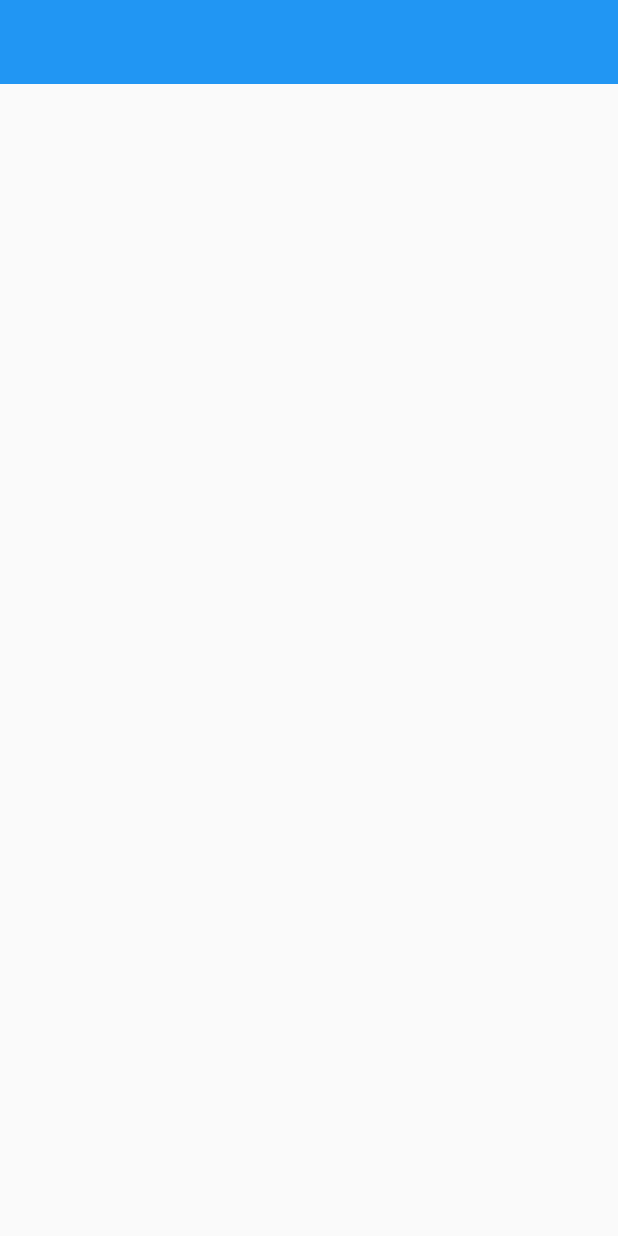
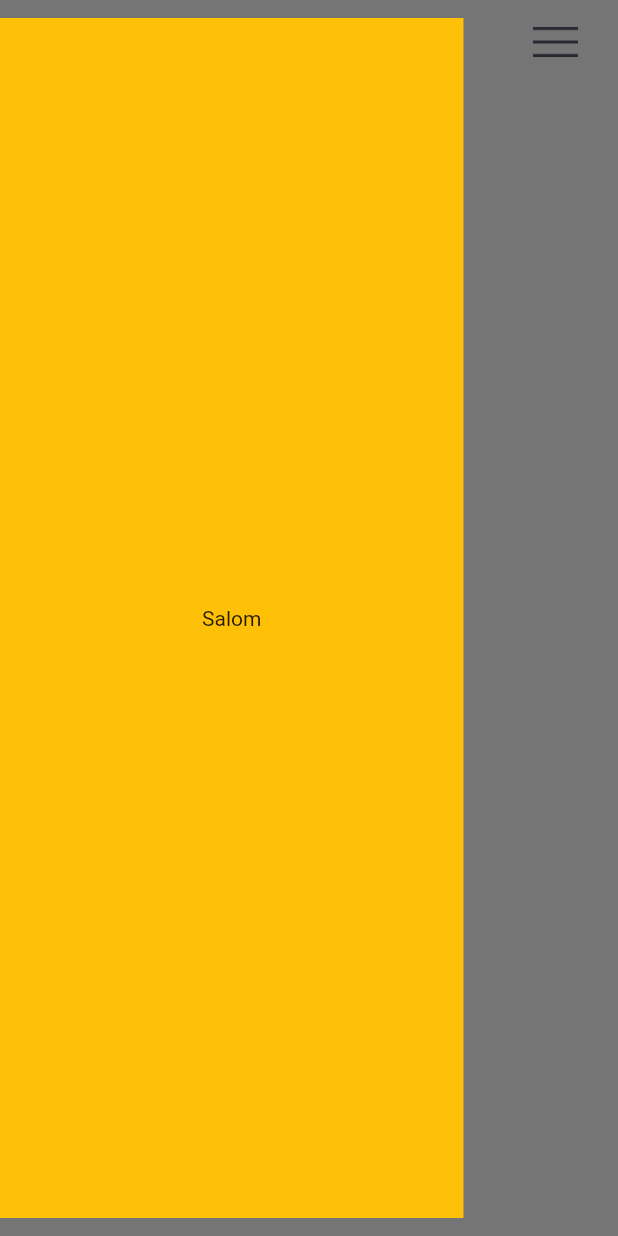
Before and after one commit to NodirbekRasuljonov/myapp, a Flutter app: the screen it shows after launch, with the side drawer open (before the commit the screen has no drawer), on a phone screen of 412 x 824 dp. Run offline on Flutter 3.47's test engine with Material 2 defaults, Android fonts, the phone set to English and light mode, and no system bars; our stand-ins replace flutter_screenutil.

Commit message:
app is going

```diff
--- /dev/null
+++ b/lib/core/constants/color_const.dart
@@ -0,0 +1,6 @@
+import 'package:flutter/material.dart';
+
+class ColorConst{
+  static Color kWhiteColor=Colors.white;
+  static Color kTransparentColor=Colors.transparent;
+}
--- a/lib/pages/home_view/view/home_view.dart
+++ b/lib/pages/home_view/view/home_view.dart
@@ -1,16 +1,37 @@
 import 'package:flutter/material.dart';
 import 'package:flutter/src/widgets/framework.dart';
 import 'package:flutter/src/widgets/placeholder.dart';
+import 'package:flutter_screenutil/flutter_screenutil.dart';
+import 'package:myapp/core/constants/color_const.dart';
 
 class HomeView extends StatelessWidget {
-  const HomeView({super.key});
+  HomeView({super.key});
+  final GlobalKey<ScaffoldState> _scaffoldKey = new GlobalKey<ScaffoldState>();
 
   @override
   Widget build(BuildContext context) {
     return Scaffold(
+      backgroundColor: ColorConst.kWhiteColor,
+      key: _scaffoldKey,
+      drawer: Container(
+        height: 800,
+        color: Colors.amber,
+        width: 300.h,
+        alignment: Alignment.center,
+        child: Text("Salom"),
+      ),
       appBar: AppBar(
+        backgroundColor: ColorConst.kTransparentColor,
+        leading: Container(),
         elevation: 0.0,
-
+        actions: [
+          GestureDetector(
+            onTap: () {
+              _scaffoldKey.currentState?.openDrawer();
+            },
+            child: Image.asset("assets/images/menu.png"),
+          )
+        ],
       ),
     );
   }
--- a/pubspec.yaml
+++ b/pubspec.yaml
@@ -60,9 +60,9 @@ flutter:
   uses-material-design: true
 
   # To add assets to your application, add an assets section, like this:
-  # assets:
-  #   - images/a_dot_burr.jpeg
-  #   - images/a_dot_ham.jpeg
+  assets:
+    - assets/images/
+    - assets/icons/
 
   # An image asset can refer to one or more resolution-specific "variants", see
   # https://flutter.dev/assets-and-images/#resolution-aware
```
Also changed, not shown: assets/images/menu.png (added).
